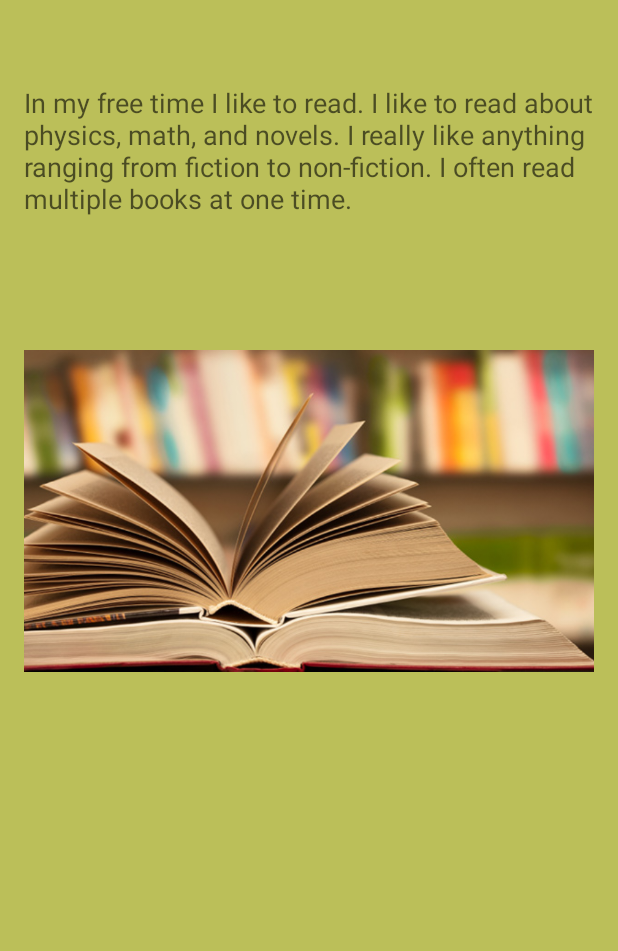
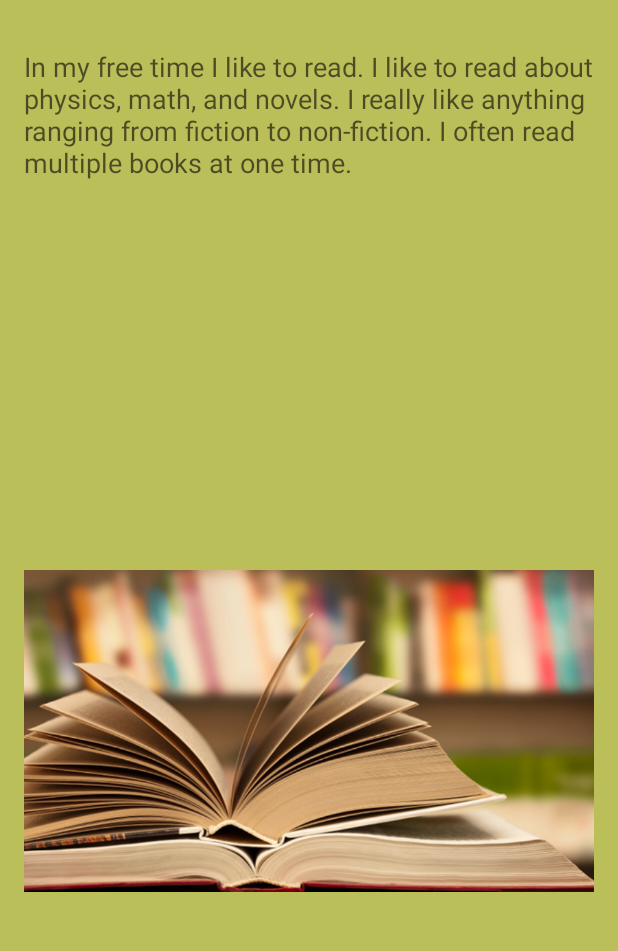
Before and after one commit to tristangaebler/AboutMeAndroidApp, an Android app: the screen it shows after launch (AboutMeActivity), after a tap on "CLICK TO LEARN ABOUT ME!", on a phone screen of 412 x 824 dp, the part 180-1131 px from its top. Run offline under Robolectric (Android 15) with nearby library versions, the phone set to English and light mode, and no system bars.

Commit message:
Edited XML formatting error.
Made it look pretty

```diff
--- a/app/src/main/res/layout/activity_about_me.xml
+++ b/app/src/main/res/layout/activity_about_me.xml
@@ -12,12 +12,12 @@
         android:layout_height="wrap_content"
         android:text="@string/startButton"
         android:id="@+id/startButton"
-        android:layout_alignParentTop="true"
-        android:layout_centerHorizontal="true"
         android:visibility="visible"
         android:enabled="true"
         android:clickable="true"
-        android:contextClickable="false"/>
+        android:contextClickable="false"
+        android:layout_alignParentTop="true"
+        android:layout_centerHorizontal="true" />
 
     <TextView
         android:layout_width="wrap_content"
@@ -25,10 +25,10 @@
         android:textAppearance="?android:attr/textAppearanceMedium"
         android:text="@string/firstFact"
         android:id="@+id/firstFact"
+        android:layout_marginTop="32dp"
+        android:visibility="gone"
         android:layout_below="@+id/startButton"
-        android:layout_centerHorizontal="true"
-        android:layout_marginTop="56dp"
-        android:visibility="visible" />
+        android:layout_centerHorizontal="true" />
 
 
     <TextView
@@ -38,9 +38,11 @@
 
         android:text="@string/secondFact"
         android:id="@+id/secondFact"
-        android:layout_alignTop="@+id/firstFact"
-        android:layout_centerHorizontal="true"
-        android:visibility="invisible" />
+        android:visibility="gone"
+        android:layout_below="@+id/startButton"
+        android:layout_alignParentLeft="true"
+        android:layout_alignParentStart="true"
+        android:layout_marginTop="30dp" />
 
     <TextView
         android:layout_width="wrap_content"
@@ -48,9 +50,11 @@
         android:textAppearance="?android:attr/textAppearanceMedium"
         android:text="@string/thirdFact"
         android:id="@+id/thirdFact"
-        android:layout_alignTop="@+id/firstFact"
-        android:layout_centerHorizontal="true"
-        android:visibility="invisible" />
+        android:visibility="gone"
+        android:layout_below="@+id/startButton"
+        android:layout_alignParentLeft="true"
+        android:layout_alignParentStart="true"
+        android:layout_marginTop="40dp" />
 
     <TextView
         android:layout_width="wrap_content"
@@ -58,9 +62,11 @@
         android:textAppearance="?android:attr/textAppearanceMedium"
         android:text="@string/fourthFact"
         android:id="@+id/fourthFact"
-        android:layout_alignTop="@+id/firstFact"
-        android:layout_centerHorizontal="true"
-        android:visibility="invisible" />
+        android:visibility="gone"
+        android:layout_below="@+id/startButton"
+        android:layout_alignParentLeft="true"
+        android:layout_alignParentStart="true"
+        android:layout_marginTop="31dp" />
 
     <TextView
         android:layout_width="wrap_content"
@@ -69,54 +75,63 @@
         android:text="@string/fifthFact"
         android:id="@+id/fifthFact"
 
-        android:layout_alignTop="@+id/firstFact"
-        android:layout_centerHorizontal="true"
-        android:visibility="invisible" />
+        android:visibility="gone"
+        android:layout_marginTop="29dp"
+        android:layout_below="@+id/startButton"
+        android:layout_alignParentRight="true"
+        android:layout_alignParentEnd="true" />
 
     <ImageView
         android:layout_width="wrap_content"
         android:layout_height="wrap_content"
         android:id="@+id/book"
-        android:layout_below="@+id/fourthFact"
-        android:layout_centerHorizontal="true"
         android:src="@drawable/book"
-        android:visibility="invisible" />
+        android:visibility="gone"
+        android:layout_alignParentBottom="true"
+        android:layout_alignParentLeft="true"
+        android:layout_alignParentStart="true"
+        android:layout_marginBottom="26dp" />
 
     <ImageButton
         android:layout_width="wrap_content"
         android:layout_height="wrap_content"
         android:id="@+id/city"
         android:src="@drawable/new_york_city"
-        android:layout_alignParentBottom="true"
-        android:layout_below="@+id/fourthFact"
-        android:visibility="invisible" />
+        android:visibility="gone"
+        android:layout_below="@+id/secondFact"
+        android:layout_alignLeft="@+id/firstFact"
+        android:layout_alignStart="@+id/firstFact"
+        android:layout_marginTop="32dp" />
 
     <ImageButton
         android:layout_width="wrap_content"
         android:layout_height="wrap_content"
         android:id="@+id/physics"
         android:src="@drawable/physics"
-        android:layout_below="@+id/fourthFact"
+        android:visibility="gone"
+        android:layout_alignParentBottom="true"
         android:layout_alignParentLeft="true"
-        android:layout_alignParentStart="true"
-        android:visibility="invisible" />
+        android:layout_alignParentStart="true" />
 
     <ImageButton
         android:layout_width="wrap_content"
         android:layout_height="wrap_content"
         android:id="@+id/guitar"
-        android:layout_centerHorizontal="true"
         android:src="@drawable/guitar"
-        android:layout_alignTop="@+id/book"
-        android:visibility="invisible" />
+        android:visibility="gone"
+        android:layout_below="@+id/fourthFact"
+        android:layout_alignLeft="@+id/firstFact"
+        android:layout_alignStart="@+id/firstFact"
+        android:layout_marginTop="25dp" />
 
     <ImageButton
         android:layout_width="wrap_content"
         android:layout_height="wrap_content"
         android:id="@+id/seinfeld"
         android:src="@drawable/seinfeld"
-        android:layout_alignTop="@+id/book"
+        android:visibility="gone"
+        android:layout_below="@+id/fifthFact"
         android:layout_centerHorizontal="true"
-        android:visibility="invisible" />
+        android:layout_marginTop="28dp" />
 
 </RelativeLayout>
```
